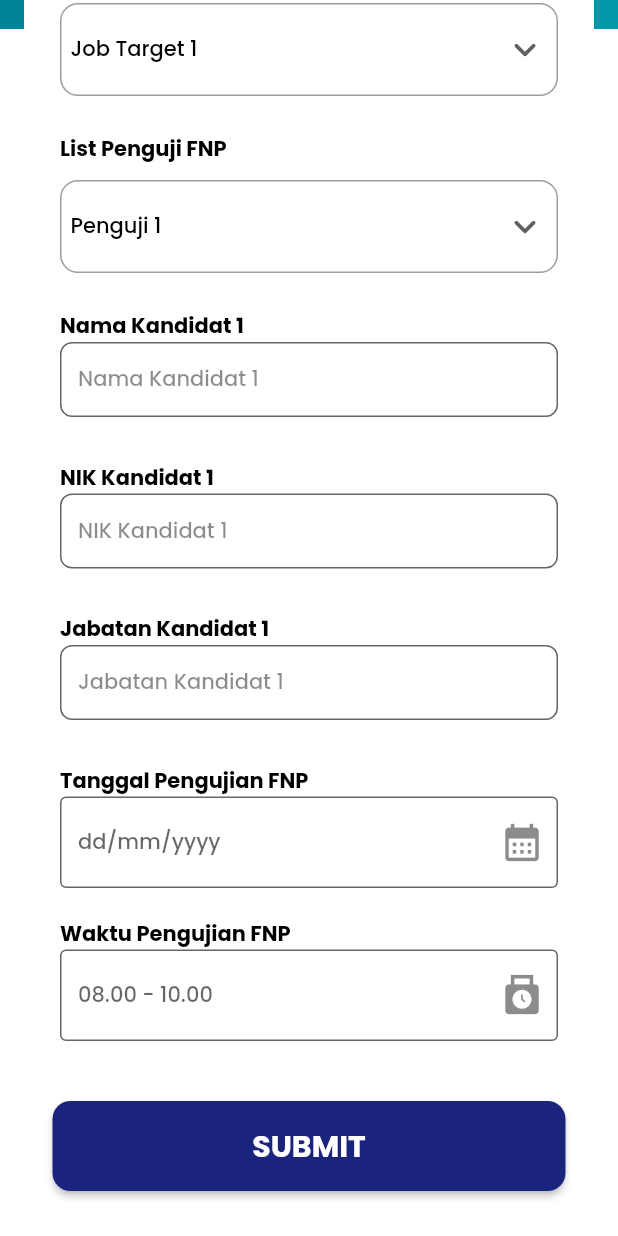
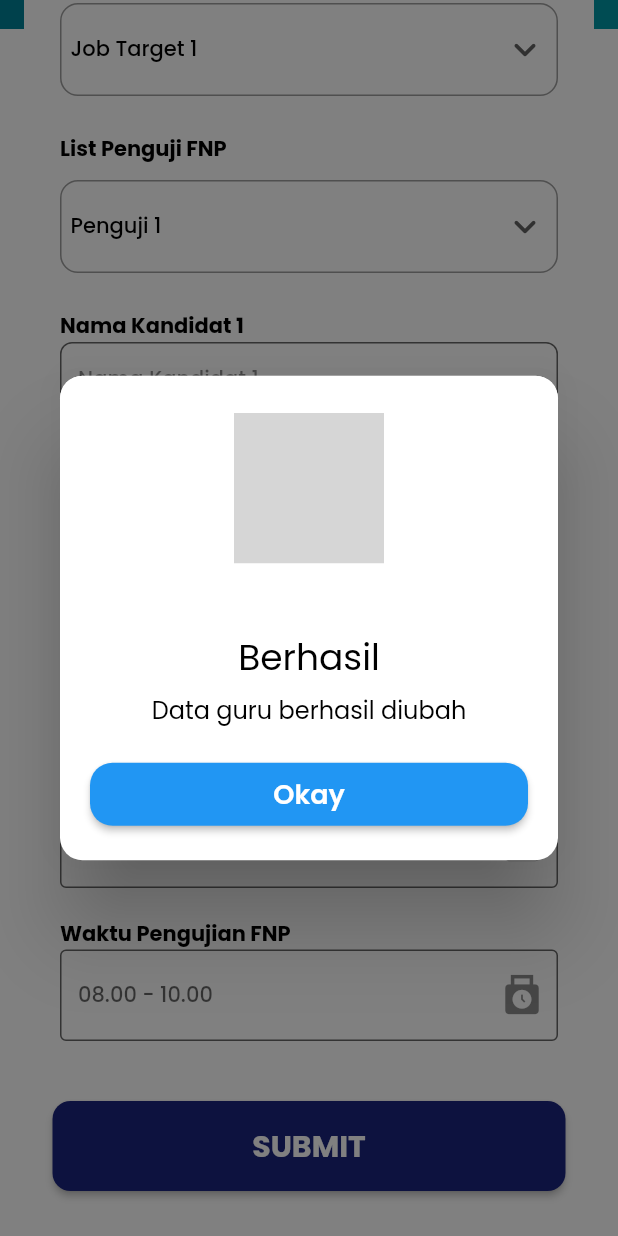
Before and after one commit to BilaalK/TUBES-FNP-Mobile, a Flutter app: the EditKandidat screen opened directly, scrolled down 365 dp, after a tap on "SUBMIT", on a phone screen of 412 x 824 dp. Run offline on Flutter 3.47's test engine with Material 2 defaults, Android fonts, the light colour scheme and no system bars; our stand-ins replace google_fonts, quickalert; grey boxes are pictures that could not be loaded.

Commit message:
final iteration FNP Mobile

```diff
--- a/lib/pages/edit_kandidat.dart
+++ b/lib/pages/edit_kandidat.dart
@@ -1,7 +1,7 @@
 import 'package:flutter/material.dart';
 import 'package:fnp_tubes/components/dropdown_default.dart';
 import 'package:fnp_tubes/components/input_jam.dart';
-
+import 'package:quickalert/quickalert.dart';
 import '../components/input_tanggal.dart';
 import '../components/text_field_input.dart';
 
@@ -25,6 +25,15 @@ class _EditKandidatState extends State<EditKandidat> {
 
   String kandidat = 'Kandidat 1';
   List<String> listkandidat = ['Kandidat 1', 'Kandidat 2', 'Kandidat 3'];
+
+  void showAlert() {
+    QuickAlert.show(
+      context: context,
+      title: "Berhasil",
+      text: "Data guru berhasil diubah",
+      type: QuickAlertType.success,
+    );
+  }
 
   @override
   Widget build(BuildContext context) {
@@ -162,7 +171,9 @@ class _EditKandidatState extends State<EditKandidat> {
                         width: double.infinity,
                         height: 60,
                         child: ElevatedButton(
-                          onPressed: () {},
+                          onPressed: () {
+                            showAlert();
+                          },
                           style: ElevatedButton.styleFrom(
                             backgroundColor: Colors.indigo.shade900,
                             shape: RoundedRectangleBorder(
--- a/pubspec.yaml
+++ b/pubspec.yaml
@@ -32,7 +32,6 @@ dependencies:
   flutter:
     sdk: flutter
 
-
   # The following adds the Cupertino Icons font to your application.
   # Use with the CupertinoIcons class for iOS style icons.
   cupertino_icons: ^1.0.2
@@ -42,6 +41,9 @@ dependencies:
 dev_dependencies:
   flutter_test:
     sdk: flutter
+  quickalert: ^1.0.1
+
+  # flutter_native_splash: ^2.0.1+1
 
   # The "flutter_lints" package below contains a set of recommended lints to
   # encourage good coding practices. The lint set provided by the package is
@@ -64,7 +66,7 @@ flutter:
   # To add assets to your application, add an assets section, like this:
   assets:
     - assets/
-  #   - images/a_dot_ham.jpeg
+    - images/
 
   # An image asset can refer to one or more resolution-specific "variants", see
   # https://flutter.dev/assets-and-images/#resolution-aware
```
Also changed, not shown: lib/components/my_separator.dart (added, +37 -0 lines), pubspec.lock.
